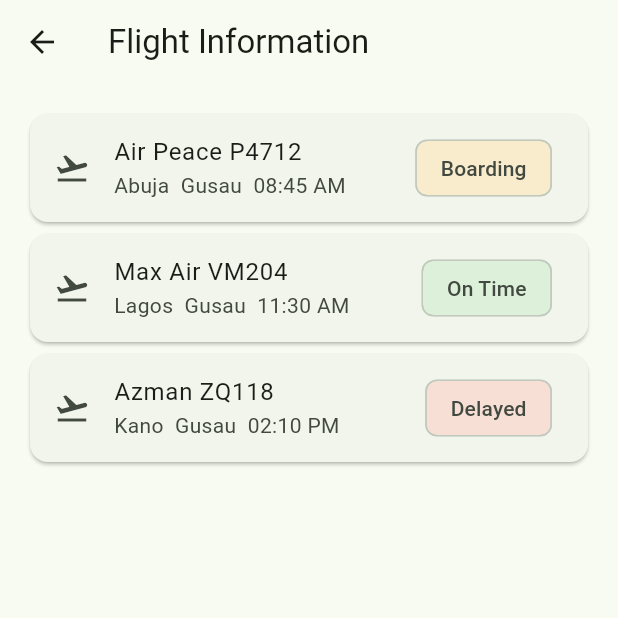
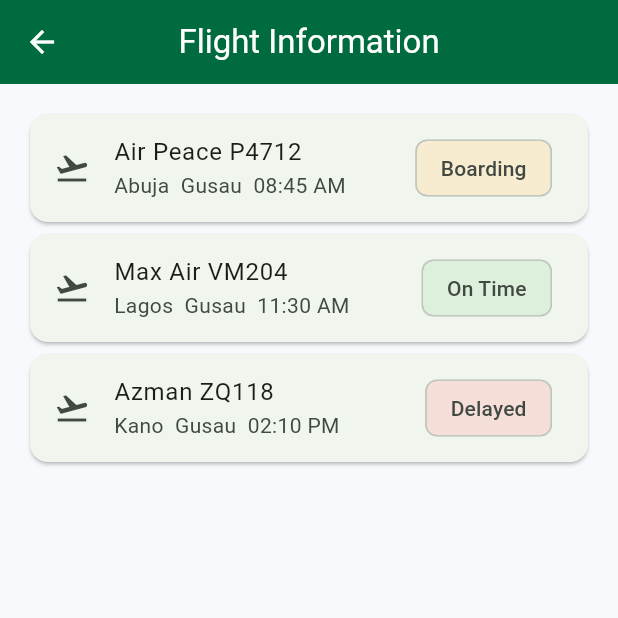
Before and after one commit to YUSUFUMARWALI/zia_connect, a Flutter app: the screen it shows after launch, after a tap on "Flights", on a phone screen of 412 x 824 dp, the top half of it. Run offline on Flutter 3.47's test engine with Material 3 defaults, Android fonts, the phone set to English and light mode, and no system bars.

Commit message:
Added app theme and reusable dashboard card

```diff
--- /dev/null
+++ b/lib/core/constants/app_colors.dart
@@ -0,0 +1,7 @@
+import 'package:flutter/material.dart';
+
+class AppColors {
+  static const Color primaryGreen = Color(0xFF006B3F);
+  static const Color lightBackground = Color(0xFFF7F9FC);
+  static const Color gold = Color(0xFFD4AF37);
+}
--- /dev/null
+++ b/lib/core/theme/app_theme.dart
@@ -0,0 +1,15 @@
+import 'package:flutter/material.dart';
+import '../constants/app_colors.dart';
+
+class AppTheme {
+  static ThemeData lightTheme = ThemeData(
+    useMaterial3: true,
+    colorSchemeSeed: AppColors.primaryGreen,
+    scaffoldBackgroundColor: AppColors.lightBackground,
+    appBarTheme: const AppBarTheme(
+      centerTitle: true,
+      backgroundColor: AppColors.primaryGreen,
+      foregroundColor: Colors.white,
+    ),
+  );
+}
--- a/lib/main.dart
+++ b/lib/main.dart
@@ -1,4 +1,5 @@
 import 'package:flutter/material.dart';
+import 'core/theme/app_theme.dart';
 import 'features/splash/screens/splash_screen.dart';
 
 void main() {
@@ -13,10 +14,7 @@
     return MaterialApp(
       debugShowCheckedModeBanner: false,
       title: 'ZIA Connect',
-      theme: ThemeData(
-        useMaterial3: true,
-        colorSchemeSeed: Colors.green,
-      ),
+      theme: AppTheme.lightTheme,
       home: const SplashScreen(),
     );
   }
```
Also changed, not shown: lib/shared/widgets/dashboard_card.dart (added, +30 -0 lines).
